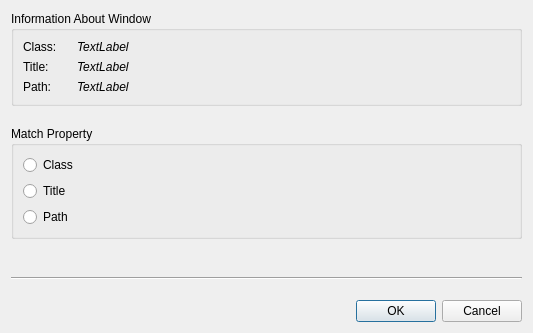
First picture: the form in src/unixwindowinfodialog.ui, repository AntiMicroX/antimicrox, before the edit.
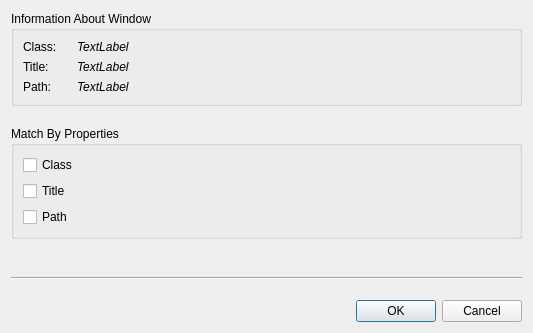
Second picture: the form after the edit.

Commit message: Allow multiple window properties to be used together for matching.

Diff of the .ui file:
```diff
--- a/src/unixwindowinfodialog.ui
+++ b/src/unixwindowinfodialog.ui
@@ -105,7 +105,7 @@
    <item>
     <widget class="QGroupBox" name="choiceGroupBox">
      <property name="title">
-      <string>Match Property</string>
+      <string>Match By Properties</string>
      </property>
      <property name="flat">
       <bool>true</bool>
@@ -118,21 +118,21 @@
      </property>
      <layout class="QVBoxLayout" name="verticalLayout_2">
       <item>
-       <widget class="QRadioButton" name="winClassRadioButton">
+       <widget class="QCheckBox" name="winClassCheckBox">
         <property name="text">
          <string>Class</string>
         </property>
        </widget>
       </item>
       <item>
-       <widget class="QRadioButton" name="winTitleRadioButton">
+       <widget class="QCheckBox" name="winTitleCheckBox">
         <property name="text">
          <string>Title</string>
         </property>
        </widget>
       </item>
       <item>
-       <widget class="QRadioButton" name="winPathRadioButton">
+       <widget class="QCheckBox" name="winPathCheckBox">
         <property name="text">
          <string>Path</string>
         </property>
```
Left out of the diff: 2 changed lines with no effect on the pictures. The commit also changes 5 other files.
